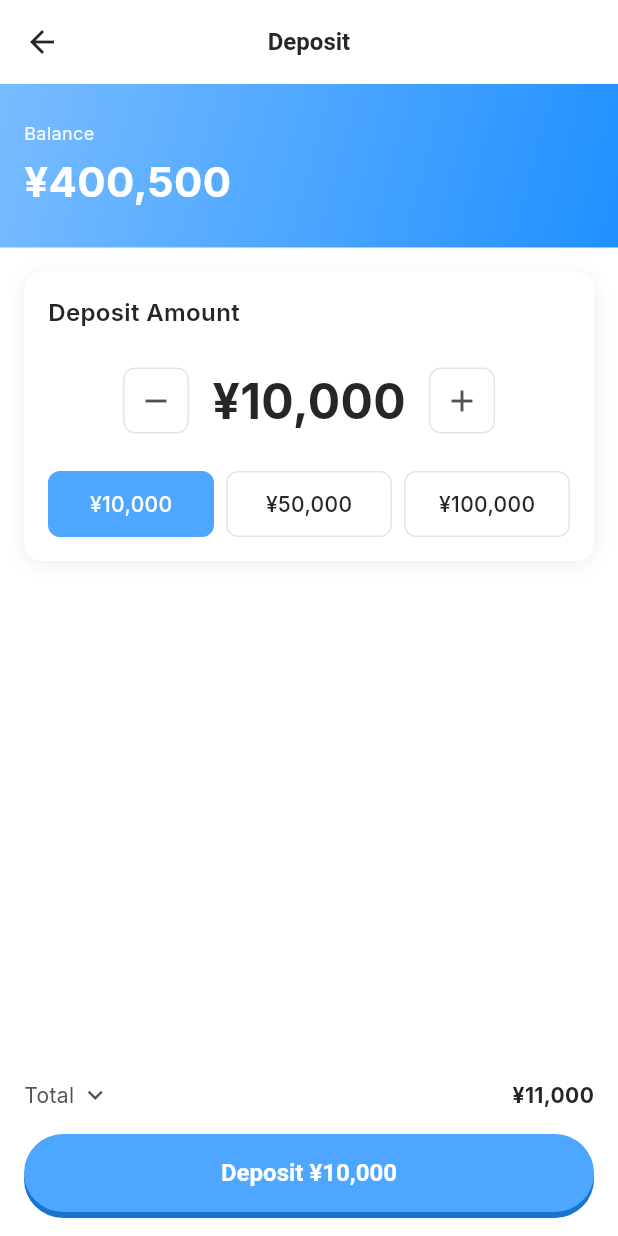
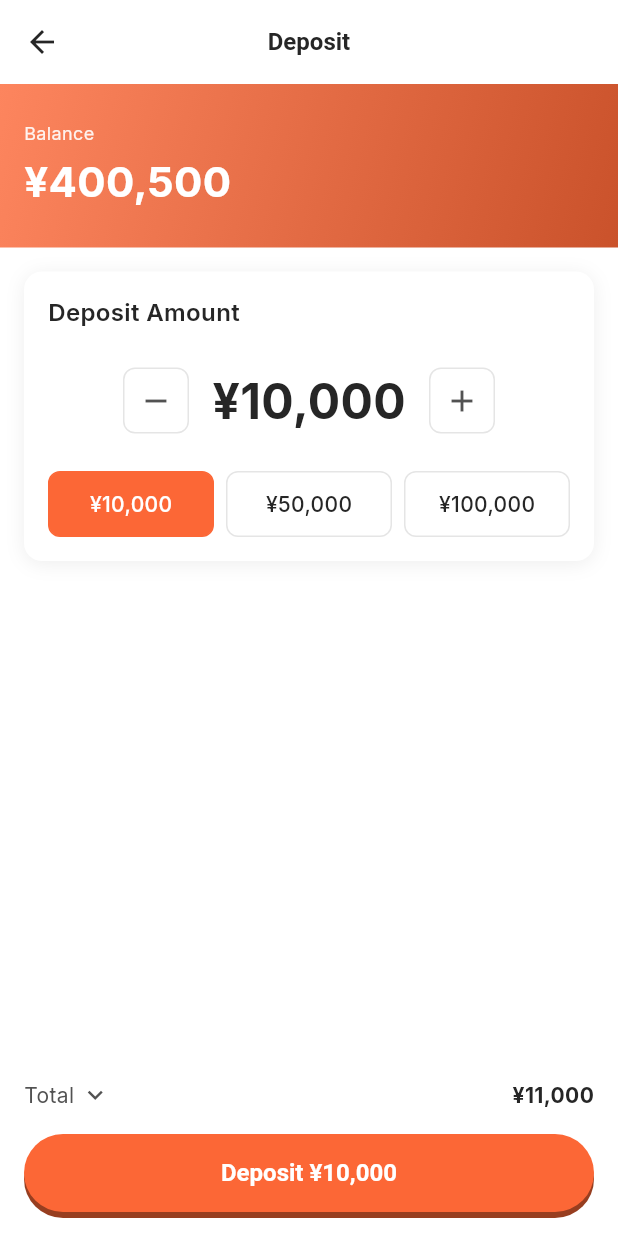
Before and after one commit to Maymayworld/zerogrid-platform, a Flutter app: the SelectAmountScreen screen opened directly, on a phone screen of 412 x 824 dp. Run offline on Flutter 3.47's test engine with Material 3 defaults, Android fonts, the phone set to English and light mode, and no system bars; our stand-ins replace fl_chart, flutter_hooks, font_awesome_flutter, google_fonts, hooks_riverpod, image_picker and 1 more; accounts and stored records are empty.

Commit message:
change app_theme

```diff
--- a/lib/features/auth/presentation/pages/login_screen.dart
+++ b/lib/features/auth/presentation/pages/login_screen.dart
@@ -397,7 +397,7 @@ class _DuolingoButtonState extends State<DuolingoButton> {
                 child: Container(
                   height: ButtonSizePalette.button,
                   decoration: BoxDecoration(
-                    color: ColorPalette.chillBlue700,
+                    color: ColorPalette.smashedPumpkin800,
                     borderRadius: BorderRadius.circular(RadiusPalette.full),
                   ),
                 ),
@@ -413,7 +413,7 @@ class _DuolingoButtonState extends State<DuolingoButton> {
                 height: ButtonSizePalette.button,
                 decoration: BoxDecoration(
                   color: widget.isEnabled
-                      ? ColorPalette.chillBlue500
+                      ? ColorPalette.smashedPumpkin600
                       : ColorPalette.neutral200,
                   borderRadius: BorderRadius.circular(RadiusPalette.full),
                 ),
--- a/lib/features/organizer/campaign/presentation/pages/create/loading_page.dart
+++ b/lib/features/organizer/campaign/presentation/pages/create/loading_page.dart
@@ -28,7 +28,7 @@ class LoadingPage extends HookWidget {
               Align(
                 alignment: Alignment.center,
                 child: CircularProgressIndicator(
-                  color: ColorPalette.chillBlue500,
+                  color: ColorPalette.smashedPumpkin600,
                 ),
               ),
               SizedBox(height: SpacePalette.base),
--- a/lib/features/organizer/deposit/presentation/pages/select_amount_screen.dart
+++ b/lib/features/organizer/deposit/presentation/pages/select_amount_screen.dart
@@ -64,8 +64,8 @@ class SelectAmountScreen extends HookWidget {
                   begin: Alignment.topLeft,
                   end: Alignment.bottomRight,
                   colors: [
-                    ColorPalette.chillBlue400,
-                    ColorPalette.chillBlue600,
+                    ColorPalette.smashedPumpkin500,
+                    ColorPalette.smashedPumpkin700,
                   ],
                 ),
               ),
@@ -315,7 +315,7 @@ class SelectAmountScreen extends HookWidget {
                   boxShadow: [
                     // ソリッドシャドウ（下にずらした黒い影）
                     BoxShadow(
-                      color: ColorPalette.chillBlue700,
+                      color: ColorPalette.smashedPumpkin800,
                       offset: Offset(0, 4),
                       blurRadius: 0,
                       spreadRadius: 0,
@@ -334,7 +334,7 @@ class SelectAmountScreen extends HookWidget {
                     );
                   },
                   style: ElevatedButton.styleFrom(
-                    backgroundColor: ColorPalette.chillBlue500,
+                    backgroundColor: ColorPalette.smashedPumpkin600,
                     foregroundColor: ColorPalette.white,
                     shape: RoundedRectangleBorder(
                       borderRadius: BorderRadius.circular(RadiusPalette.full),
@@ -379,10 +379,10 @@ class _AmountButton extends StatelessWidget {
         child: Container(
           height: 44,
           decoration: BoxDecoration(
-            color: isSelected ? ColorPalette.chillBlue500 : ColorPalette.white,
+            color: isSelected ? ColorPalette.smashedPumpkin600 : ColorPalette.white,
             borderRadius: BorderRadius.circular(RadiusPalette.base),
             border: Border.all(
-              color: isSelected ? ColorPalette.chillBlue500 : ColorPalette.neutral200,
+              color: isSelected ? ColorPalette.smashedPumpkin600 : ColorPalette.neutral200,
             ),
           ),
           child: Center(
--- a/lib/shared/theme/app_theme.dart
+++ b/lib/shared/theme/app_theme.dart
@@ -30,17 +30,17 @@ class ColorPalette {
   static const Color neutral900 = Color(0xFF171717); // ほぼ使わない
   static const Color neutral950 = Color(0xFF0a0a0a); // ほぼ使わない
 
-  // Chill Blue
-  static const Color chillBlue100 = Color(0xFFf0f8ff);
-  static const Color chillBlue200 = Color(0xFFd2e9ff);
-  static const Color chillBlue300 = Color(0xFFa6d3ff);
-  static const Color chillBlue400 = Color(0xFF79bcff);
-  static const Color chillBlue500 = Color(0xFF4da6ff);
-  static const Color chillBlue600 = Color(0xFF2090ff); // primaryColor
-  static const Color chillBlue700 = Color(0xFF1a73cc);
-  static const Color chillBlue800 = Color(0xFF135699);
-  static const Color chillBlue900 = Color(0xFF0d3a66);
-  static const Color chillBlue950 = Color(0xFF061d33);
+  // Smashed Pumpkin
+  static const Color smashedPumpkin100 = Color(0xFFfff4f0);
+  static const Color smashedPumpkin200 = Color(0xFFfee1d7);
+  static const Color smashedPumpkin300 = Color(0xFFfec2af);
+  static const Color smashedPumpkin400 = Color(0xFFfda486);
+  static const Color smashedPumpkin500 = Color(0xFFfd855e);
+  static const Color smashedPumpkin600 = Color(0xFFfc6736); // primaryColor
+  static const Color smashedPumpkin700 = Color(0xFFca522b);
+  static const Color smashedPumpkin800 = Color(0xFF973e20);
+  static const Color smashedPumpkin900 = Color(0xFF652916);
+  static const Color smashedPumpkin950 = Color(0xFF32150b);
 
   // States
   // Positive
@@ -317,15 +317,15 @@ class AppTheme {
         ),
         focusedBorder: OutlineInputBorder(
           borderRadius: BorderRadius.circular(RadiusPalette.base),
-          borderSide: const BorderSide(color: ColorPalette.chillBlue500, width: 2),
+          borderSide: const BorderSide(color: ColorPalette.smashedPumpkin600, width: 2),
         ),
         errorBorder: OutlineInputBorder(
           borderRadius: BorderRadius.circular(RadiusPalette.base),
-          borderSide: const BorderSide(color: ColorPalette.chillBlue500),
+          borderSide: const BorderSide(color: ColorPalette.smashedPumpkin600),
         ),
         focusedErrorBorder: OutlineInputBorder(
           borderRadius: BorderRadius.circular(RadiusPalette.base),
-          borderSide: const BorderSide(color: ColorPalette.chillBlue500, width: 2),
+          borderSide: const BorderSide(color: ColorPalette.smashedPumpkin600, width: 2),
         ),
         labelStyle: TextStylePalette.normalText,
         hintStyle: TextStylePalette.hintText,
@@ -334,7 +334,7 @@ class AppTheme {
       // ElevatedButton
       elevatedButtonTheme: ElevatedButtonThemeData(
         style: ElevatedButton.styleFrom(
-          backgroundColor: ColorPalette.chillBlue500,
+          backgroundColor: ColorPalette.smashedPumpkin600,
           foregroundColor: ColorPalette.neutral100,
           minimumSize: const Size(double.infinity, ButtonSizePalette.button),
           shape: RoundedRectangleBorder(
```
Also changed, not shown: lib/features/organizer/home/presentation/home_screen.dart (+9 -9 lines).
